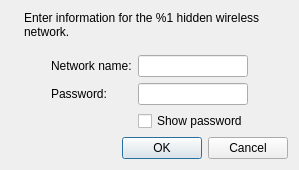
First picture: the form in src/hiddennetworkdialog.ui, repository OSSystems/qconnman-ui, before the edit.
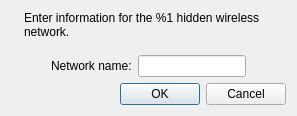
Second picture: the form after the edit. Icons and pictures are not drawn.

Commit message: Hidden network dialog: Sets response values

Diff of the .ui file:
```diff
--- a/src/hiddennetworkdialog.ui
+++ b/src/hiddennetworkdialog.ui
@@ -6,8 +6,8 @@
    <rect>
     <x>0</x>
     <y>0</y>
-    <width>414</width>
-    <height>258</height>
+    <width>346</width>
+    <height>117</height>
    </rect>
   </property>
   <property name="windowTitle">
@@ -80,27 +80,6 @@
      </item>
      <item>
       <layout class="QGridLayout" name="gridLayout">
-       <item row="1" column="0">
-        <widget class="QLabel" name="label_3">
-         <property name="text">
-          <string>Password:</string>
-         </property>
-        </widget>
-       </item>
-       <item row="1" column="1">
-        <widget class="QLineEdit" name="password">
-         <property name="echoMode">
-          <enum>QLineEdit::Password</enum>
-         </property>
-        </widget>
-       </item>
-       <item row="2" column="1">
-        <widget class="QCheckBox" name="showPassword">
-         <property name="text">
-          <string>Show password</string>
-         </property>
-        </widget>
-       </item>
        <item row="0" column="0">
         <widget class="QLabel" name="label_2">
          <property name="text">
```
Left out of the diff: 9 changed lines with no effect on the pictures. The commit also changes 2 other files.
